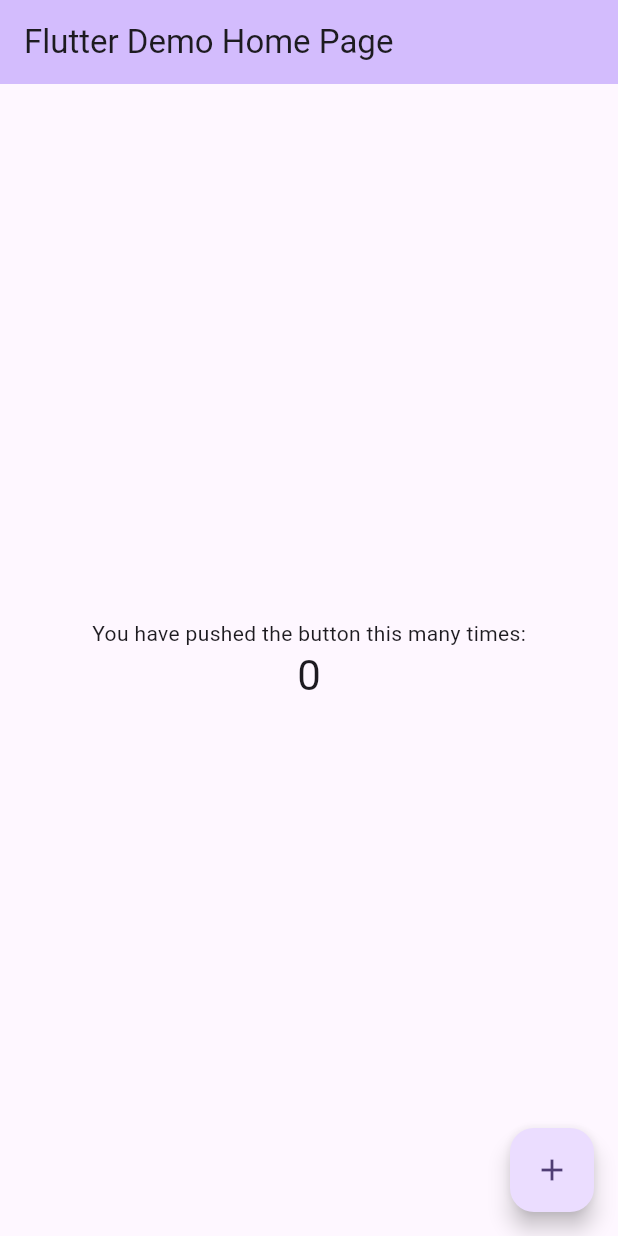
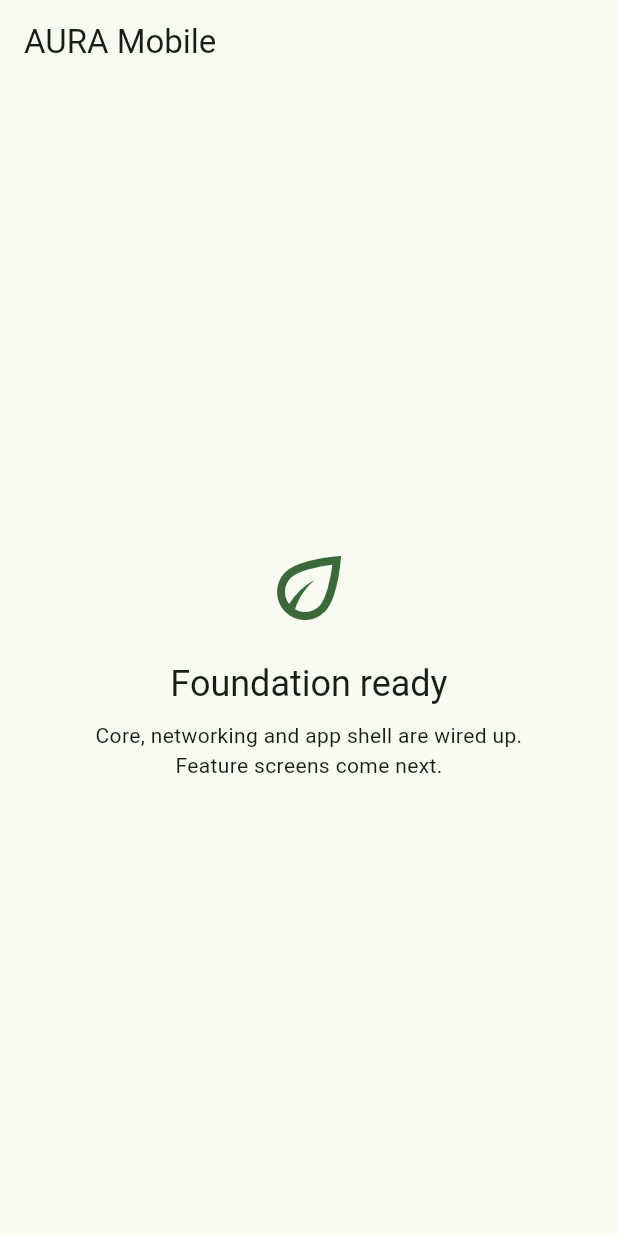
Before and after one commit to NadhiraAmaliaa/aura-mobile, a Flutter app: the screen it shows after launch, on a phone screen of 412 x 824 dp. Run offline on Flutter 3.47's test engine with Material 3 defaults, Android fonts, the phone set to English and light mode, and no system bars; our stand-ins replace dio, flutter_riverpod, flutter_secure_storage, go_router, riverpod_annotation, sentry_flutter; generated files the repository leaves out were written again.

Commit message:
feat(foundation): scaffold core layer and app shell
- core/config: AppEnv + flavors via --dart-define
- core/network: Dio client, auth interceptor, sealed ApiResult, Dio->AppException mapper
- core/error: typed AppException hierarchy
- core/storage: secure storage wrapper + keys
- core/observability: Sentry bootstrap
- core/providers: keepAlive Riverpod providers (env, storage, dio)
- app: Material 3 theme, go_router shell, placeholder home, MaterialApp.router root
- remove Flutter counter template; add shell smoke test
- docs: note ApiResult sealed-class and secure-storage deviations

flutter analyze: clean

```diff
--- /dev/null
+++ b/lib/app/app.dart
@@ -0,0 +1,23 @@
+import 'package:flutter/material.dart';
+import 'package:flutter_riverpod/flutter_riverpod.dart';
+
+import 'router/app_router.dart';
+import 'theme/app_theme.dart';
+
+/// Root widget. Wires the router and theme into [MaterialApp.router].
+class AuraApp extends ConsumerWidget {
+  const AuraApp({super.key});
+
+  @override
+  Widget build(BuildContext context, WidgetRef ref) {
+    final router = ref.watch(routerProvider);
+
+    return MaterialApp.router(
+      title: 'AURA Mobile',
+      debugShowCheckedModeBanner: false,
+      theme: AppTheme.light(),
+      darkTheme: AppTheme.dark(),
+      routerConfig: router,
+    );
+  }
+}
--- /dev/null
+++ b/lib/app/foundation_home_page.dart
@@ -0,0 +1,42 @@
+import 'package:flutter/material.dart';
+
+/// Temporary placeholder shown while the app shell is being built out.
+///
+/// This is not a business feature — it simply confirms routing, theming and
+/// provider wiring are alive. It will be replaced by the auth-gated feature
+/// routes.
+class FoundationHomePage extends StatelessWidget {
+  const FoundationHomePage({super.key});
+
+  @override
+  Widget build(BuildContext context) {
+    final textTheme = Theme.of(context).textTheme;
+    return Scaffold(
+      appBar: AppBar(title: const Text('AURA Mobile')),
+      body: Center(
+        child: Padding(
+          padding: const EdgeInsets.all(24),
+          child: Column(
+            mainAxisSize: MainAxisSize.min,
+            children: [
+              Icon(
+                Icons.eco_outlined,
+                size: 64,
+                color: Theme.of(context).colorScheme.primary,
+              ),
+              const SizedBox(height: 16),
+              Text('Foundation ready', style: textTheme.headlineSmall),
+              const SizedBox(height: 8),
+              Text(
+                'Core, networking and app shell are wired up.\n'
+                'Feature screens come next.',
+                textAlign: TextAlign.center,
+                style: textTheme.bodyMedium,
+              ),
+            ],
+          ),
+        ),
+      ),
+    );
+  }
+}
--- /dev/null
+++ b/lib/app/theme/app_colors.dart
@@ -0,0 +1,7 @@
+import 'package:flutter/material.dart';
+
+/// Core brand colors. Placeholder palette until the final brand kit is
+/// provided; a green seed reflects the PTPN (agribusiness) identity.
+abstract final class AppColors {
+  static const Color seed = Color(0xFF1B5E20);
+}
--- /dev/null
+++ b/lib/app/theme/app_theme.dart
@@ -0,0 +1,19 @@
+import 'package:flutter/material.dart';
+
+import 'app_colors.dart';
+
+/// Material 3 theme for AURA Mobile.
+abstract final class AppTheme {
+  static ThemeData light() => ThemeData(
+        useMaterial3: true,
+        colorScheme: ColorScheme.fromSeed(seedColor: AppColors.seed),
+      );
+
+  static ThemeData dark() => ThemeData(
+        useMaterial3: true,
+        colorScheme: ColorScheme.fromSeed(
+          seedColor: AppColors.seed,
+          brightness: Brightness.dark,
+        ),
+      );
+}
--- a/lib/main.dart
+++ b/lib/main.dart
@@ -1,122 +1,20 @@
-import 'package:flutter/material.dart';
+import 'package:flutter_riverpod/flutter_riverpod.dart';
+
+import 'app/app.dart';
+import 'core/config/env.dart';
+import 'core/observability/sentry_init.dart';
+import 'core/providers/core_providers.dart';
 
 void main() {
-  runApp(const MyApp());
+  final env = AppEnv.fromDartDefines();
+
+  bootstrap(
+    env: env,
+    builder: () => ProviderScope(
+      overrides: [
+        appEnvProvider.overrideWithValue(env),
+      ],
+      child: const AuraApp(),
+    ),
+  );
 }
-
-class MyApp extends StatelessWidget {
-  const MyApp({super.key});
-
-  // This widget is the root of your application.
-  @override
-  Widget build(BuildContext context) {
-    return MaterialApp(
-      title: 'Flutter Demo',
-      theme: ThemeData(
-        // This is the theme of your application.
-        //
-        // TRY THIS: Try running your application with "flutter run". You'll see
-        // the application has a purple toolbar. Then, without quitting the app,
-        // try changing the seedColor in the colorScheme below to Colors.green
-        // and then invoke "hot reload" (save your changes or press the "hot
-        // reload" button in a Flutter-supported IDE, or press "r" if you used
-        // the command line to start the app).
-        //
-        // Notice that the counter didn't reset back to zero; the application
-        // state is not lost during the reload. To reset the state, use hot
-        // restart instead.
-        //
-        // This works for code too, not just values: Most code changes can be
-        // tested with just a hot reload.
-        colorScheme: .fromSeed(seedColor: Colors.deepPurple),
-      ),
-      home: const MyHomePage(title: 'Flutter Demo Home Page'),
-    );
-  }
-}
-
-class MyHomePage extends StatefulWidget {
-  const MyHomePage({super.key, required this.title});
-
-  // This widget is the home page of your application. It is stateful, meaning
-  // that it has a State object (defined below) that contains fields that affect
-  // how it looks.
-
-  // This class is the configuration for the state. It holds the values (in this
-  // case the title) provided by the parent (in this case the App widget) and
-  // used by the build method of the State. Fields in a Widget subclass are
-  // always marked "final".
-
-  final String title;
-
-  @override
-  State<MyHomePage> createState() => _MyHomePageState();
-}
-
-class _MyHomePageState extends State<MyHomePage> {
-  int _counter = 0;
-
-  void _incrementCounter() {
-    setState(() {
-      // This call to setState tells the Flutter framework that something has
-      // changed in this State, which causes it to rerun the build method below
-      // so that the display can reflect the updated values. If we changed
-      // _counter without calling setState(), then the build method would not be
-      // called again, and so nothing would appear to happen.
-      _counter++;
-    });
-  }
-
-  @override
-  Widget build(BuildContext context) {
-    // This method is rerun every time setState is called, for instance as done
-    // by the _incrementCounter method above.
-    //
-    // The Flutter framework has been optimized to make rerunning build methods
-    // fast, so that you can just rebuild anything that needs updating rather
-    // than having to individually change instances of widgets.
-    return Scaffold(
-      appBar: AppBar(
-        // TRY THIS: Try changing the color here to a specific color (to
-        // Colors.amber, perhaps?) and trigger a hot reload to see the AppBar
-        // change color while the other colors stay the same.
-        backgroundColor: Theme.of(context).colorScheme.inversePrimary,
-        // Here we take the value from the MyHomePage object that was created by
-        // the App.build method, and use it to set our appbar title.
-        title: Text(widget.title),
-      ),
-      body: Center(
-        // Center is a layout widget. It takes a single child and positions it
-        // in the middle of the parent.
-        child: Column(
-          // Column is also a layout widget. It takes a list of children and
-          // arranges them vertically. By default, it sizes itself to fit its
-          // children horizontally, and tries to be as tall as its parent.
-          //
-          // Column has various properties to control how it sizes itself and
-          // how it positions its children. Here we use mainAxisAlignment to
-          // center the children vertically; the main axis here is the vertical
-          // axis because Columns are vertical (the cross axis would be
-          // horizontal).
-          //
-          // TRY THIS: Invoke "debug painting" (choose the "Toggle Debug Paint"
-          // action in the IDE, or press "p" in the console), to see the
-          // wireframe for each widget.
-          mainAxisAlignment: .center,
-          children: [
-            const Text('You have pushed the button this many times:'),
-            Text(
-              '$_counter',
-              style: Theme.of(context).textTheme.headlineMedium,
-            ),
-          ],
-        ),
-      ),
-      floatingActionButton: FloatingActionButton(
-        onPressed: _incrementCounter,
-        tooltip: 'Increment',
-        child: const Icon(Icons.add),
-      ),
-    );
-  }
-}
```
Also changed, not shown: lib/app/router/app_router.dart (added, +26 -0 lines), lib/app/router/routes.dart (added, +11 -0 lines), lib/core/config/env.dart (added, +53 -0 lines), lib/core/error/app_exception.dart (added, +86 -0 lines), lib/core/network/api_result.dart (added, +47 -0 lines), lib/core/network/auth_interceptor.dart (added, +37 -0 lines), lib/core/network/dio_client.dart (added, +31 -0 lines), lib/core/network/dio_error_mapper.dart (added, +76 -0 lines), lib/core/observability/sentry_init.dart (added, +29 -0 lines), lib/core/providers/core_providers.dart (added, +25 -0 lines), lib/core/storage/secure_storage.dart (added, +22 -0 lines), lib/core/storage/storage_keys.dart (added, +7 -0 lines), lib/app/router/app_router.g.dart (added), lib/core/providers/core_providers.g.dart (added), 3 other files.
